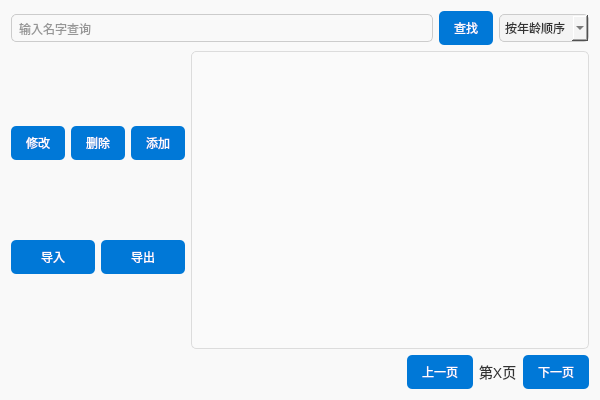
Before: the Qt Designer form doctorview.ui in zhuguotiao/Lab, drawn with Qt 5.
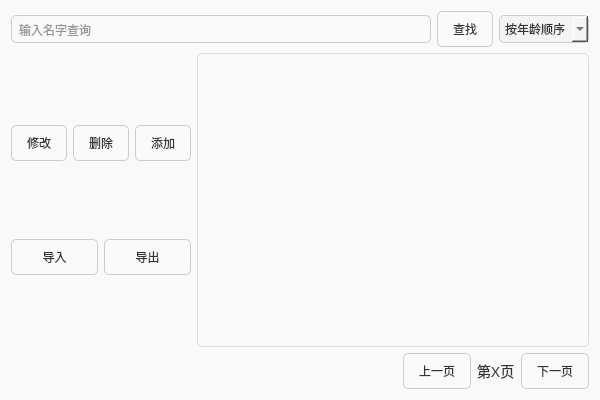
After: the same form once the commit is applied. Icons and pictures are not drawn.

```diff
--- a/doctorview.ui
+++ b/doctorview.ui
@@ -25,10 +25,15 @@
         border-radius: 5px;
         padding: 5px;
     }
+	QComboBox{
+		background-color: #fafafa;
+        border: 1px solid #ccc;
+        border-radius: 5px;
+        padding: 8px 15px;
+	}
     QPushButton {
-        background-color: #0078d7;
-        color: white;
-        border: none;
+        background-color: #fafafa;
+        border: 1px solid #ccc;
         border-radius: 5px;
         padding: 8px 15px;
     }
```
Left out of the diff: 6 changed lines with no effect on the pictures.
